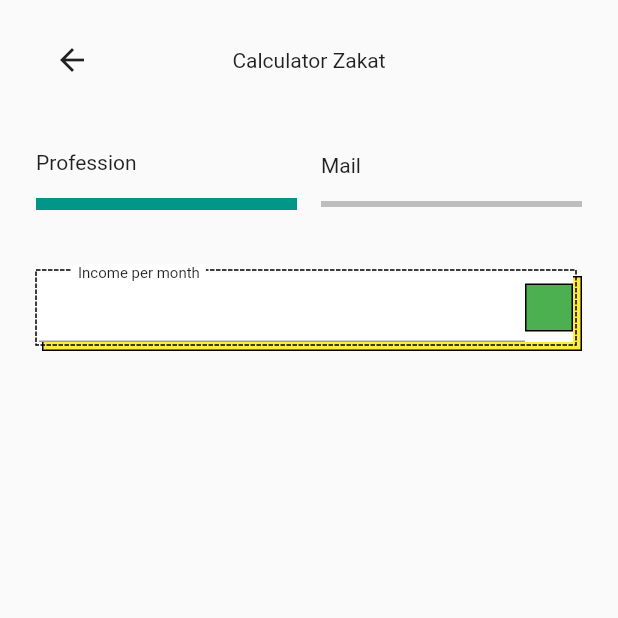
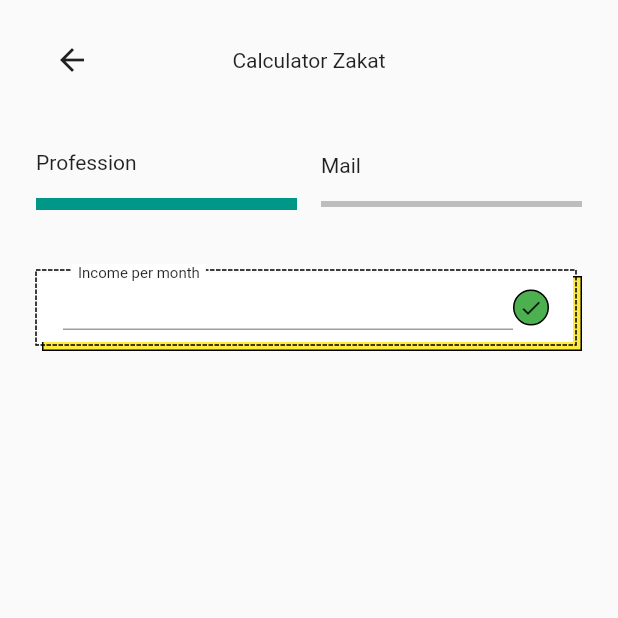
Before and after one commit to JAICHANGPARK/flutter_notebook_18th_story, a Flutter app: the screen it shows after launch, on a phone screen of 412 x 824 dp, the top half of it. Run offline on Flutter 3.47's test engine with Material 2 defaults, Android fonts, the phone set to English and light mode, and no system bars; drawn by our look-alikes of dotted_border; our stand-ins replace cached_network_image, flutter_lorem, flutter_riverpod, flutter_svg, freezed_annotation, go_router and 3 more.

Commit message:
Update funding_home_page.dart

```diff
--- a/lib/ep1085_funding_app/src/ui/funding_home_page.dart
+++ b/lib/ep1085_funding_app/src/ui/funding_home_page.dart
@@ -103,16 +103,19 @@ class FundingHomePage extends StatelessWidget {
                               decoration: const BoxDecoration(
                                 color: Colors.white,
                               ),
+                              padding: EdgeInsets.symmetric(horizontal: 16, vertical: 8),
                               child: Row(
                                 children: [
                                   Expanded(child: TextField()),
                                   Container(
-                                    height: 32,
-                                    width: 32,
+                                    height: 24,
+                                    width: 24,
                                     decoration: BoxDecoration(
                                       color: Colors.green,
-                                      border: Border.all(color: Colors.black)
+                                      border: Border.all(color: Colors.black),
+                                      shape: BoxShape.circle,
                                     ),
+                                    child: Icon(Icons.check, size: 16,),
                                   )
                                 ],
                               ),
```
